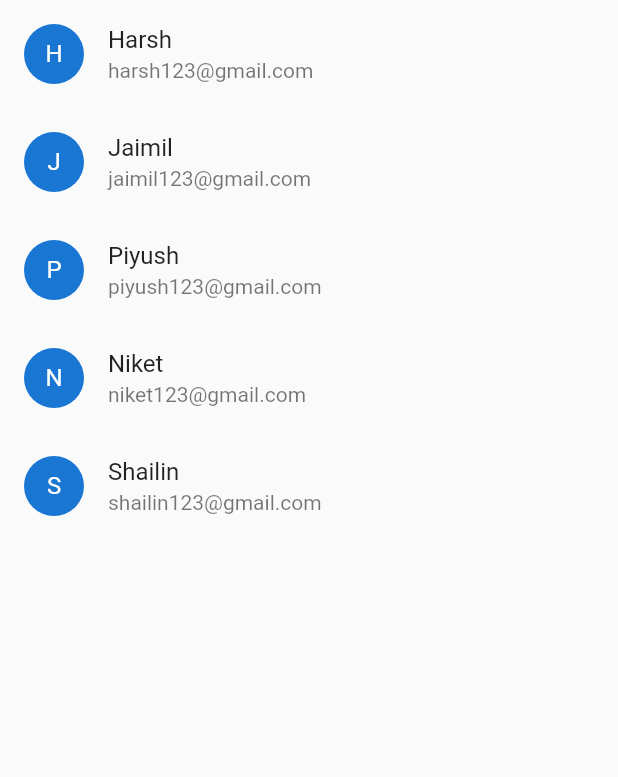
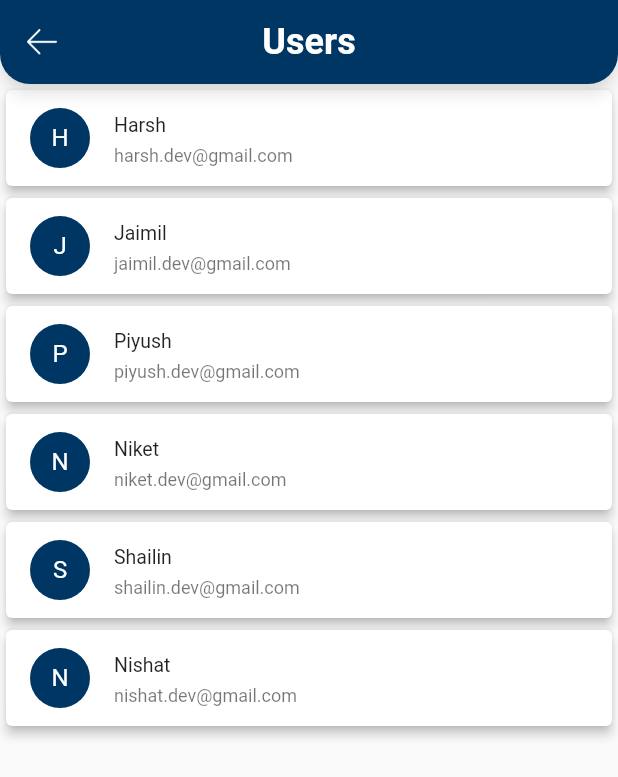
Before and after one commit to JaimilPatel/ReceiveSharing, a Flutter app: the UserListingScreen screen opened directly with empty values, on a phone screen of 412 x 824 dp. Shown: the top 777 px of the screen. Run offline on Flutter 3.47's test engine with Material 2 defaults, Android fonts, the phone set to English and light mode, and no system bars; missing offline and left inert: receive_sharing_intent.

Commit message:
[feature]add appbar into ui of all screens,[feature]Multiple users selection feature implemented with fab btn,[feature]scaffold extension implemented

```diff
--- a/lib/constants/file_constants.dart
+++ b/lib/constants/file_constants.dart
@@ -1,4 +1,6 @@
 class FileConstants {
   static const String icFile = "assets/images/ic_file.png";
   static const String icSend = "assets/images/ic_send.png";
+  static const String icBack = "assets/images/ic_back.png";
+  static const String icShareMedia = "assets/images/ic_share_media.png";
 }
--- a/lib/ui/home/model/user_detail_model.dart
+++ b/lib/ui/home/model/user_detail_model.dart
@@ -1,5 +1,6 @@
 class UserDetailModel {
   String? name;
   String? email;
-  UserDetailModel({this.name, this.email});
+  bool isSelected;
+  UserDetailModel({this.name, this.email, this.isSelected = false});
 }
--- a/lib/ui/home/user_listing_screen.dart
+++ b/lib/ui/home/user_listing_screen.dart
@@ -1,8 +1,8 @@
 import 'dart:io';
 
 import 'package:flutter/material.dart';
+import 'package:receivesharing/extension/scaffold_extension.dart';
 import 'package:receivesharing/ui/home/model/user_detail_model.dart';
-import 'package:receivesharing/ui/sharing/sharing_media_preview_screen.dart';
 
 class UserListingScreen extends StatefulWidget {
   final List<File> files;
@@ -13,30 +13,67 @@ class UserListingScreen extends StatefulWidget {
 
 class _UserListingScreenState extends State<UserListingScreen> {
   List<UserDetailModel> _userNames = [
-    UserDetailModel(name: "Harsh", email: "harsh123@gmail.com"),
-    UserDetailModel(name: "Jaimil", email: "jaimil123@gmail.com"),
-    UserDetailModel(name: "Piyush", email: "piyush123@gmail.com"),
-    UserDetailModel(name: "Niket", email: "niket123@gmail.com"),
-    UserDetailModel(name: "Shailin", email: "shailin123@gmail.com"),
+    UserDetailModel(
+        name: "Harsh", email: "harsh.dev@gmail.com", isSelected: false),
+    UserDetailModel(
+        name: "Jaimil", email: "jaimil.dev@gmail.com", isSelected: false),
+    UserDetailModel(
+        name: "Piyush", email: "piyush.dev@gmail.com", isSelected: false),
+    UserDetailModel(
+        name: "Niket", email: "niket.dev@gmail.com", isSelected: false),
+    UserDetailModel(
+        name: "Shailin", email: "shailin.dev@gmail.com", isSelected: false),
+    UserDetailModel(
+        name: "Nishat", email: "nishat.dev@gmail.com", isSelected: false),
   ];
+  bool _isSelected = false;
   @override
   Widget build(BuildContext context) {
-    return Scaffold(
-      body: ListView.builder(
+    return ListView.builder(
             itemCount: _userNames.length,
             itemBuilder: (context, index) {
-            return ListTile(
+              return Card(
+                elevation: 3,
+                child: ListTile(
+                  selected: _userNames[index].isSelected,
+                  selectedTileColor: Color(0xffC3EAFA),
+                  dense: true,
                   onTap: () {
-                Navigator.of(context).push(MaterialPageRoute(
-                    builder: (context) =>
-                        SharingMediaPreviewScreen(files: widget.files)));
+                    _onListTileTap(index);
                   },
                   leading: CircleAvatar(
-                  child: Text(_userNames[index].name!.substring(0, 1))),
+                      backgroundColor: Color(0xff003664),
+                      child: Text(
+                        _userNames[index].name!.substring(0, 1),
+                        style: TextStyle(color: Colors.white),
+                      )),
                   title: Text(_userNames[index].name!),
                   subtitle: Text(_userNames[index].email!),
+                ),
               );
-          }),
-    );
+            })
+        .generalScaffold(
+            context: context,
+            appTitle: "Users",
+            isShowFab: _isSelected,
+            files: widget.files,
+            userList: _userNames);
+  }
+
+  void _onListTileTap(int index) {
+    setState(() {
+      _userNames[index].isSelected = !_userNames[index].isSelected;
+      List<String?> selectedNames = [];
+      for (var names in _userNames) {
+        if (names.isSelected) {
+          if (!selectedNames.contains(names.name)) {
+            selectedNames.add(names.name);
+          }
+        } else {
+          selectedNames.remove(names.name);
         }
       }
+      _isSelected = selectedNames.isNotEmpty;
+    });
+  }
+}
```
Also changed, not shown: lib/extension/scaffold_extension.dart (added, +59 -0 lines), lib/ui/home/home_screen.dart (+11 -6 lines), lib/ui/sharing/sharing_media_preview_screen.dart (+17 -10 lines), assets/images/ic_back.png (added), assets/images/ic_share_media.png (added). Lines whose indentation alone changed are shown as unchanged.
